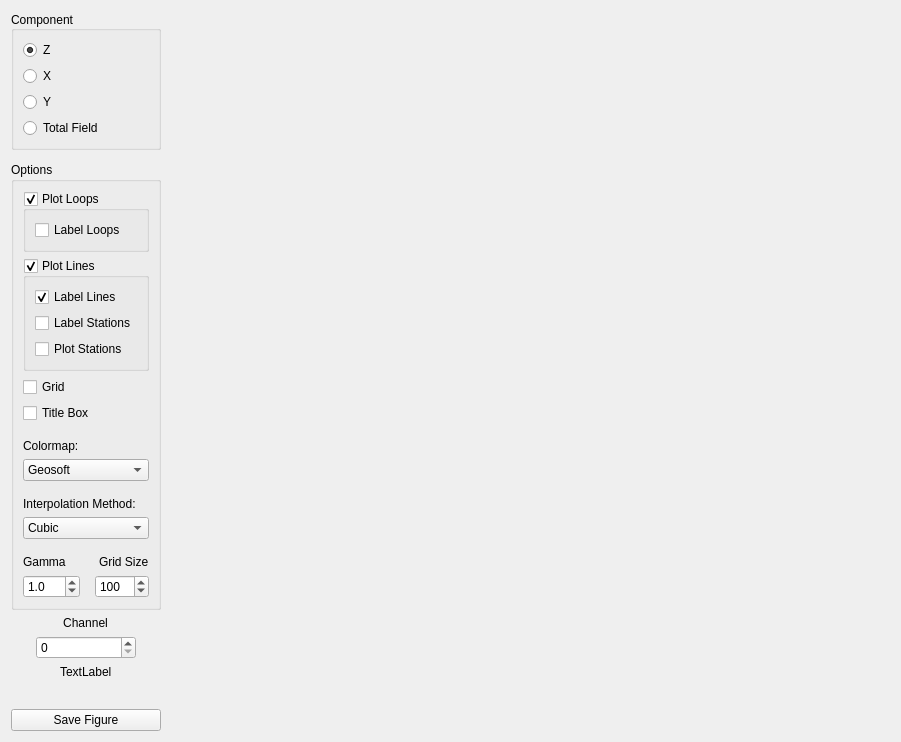
Above: src/qt_ui/contour_map.ui from Eric-Meunier/Processor-Suite before the change. Below: the same form after it.
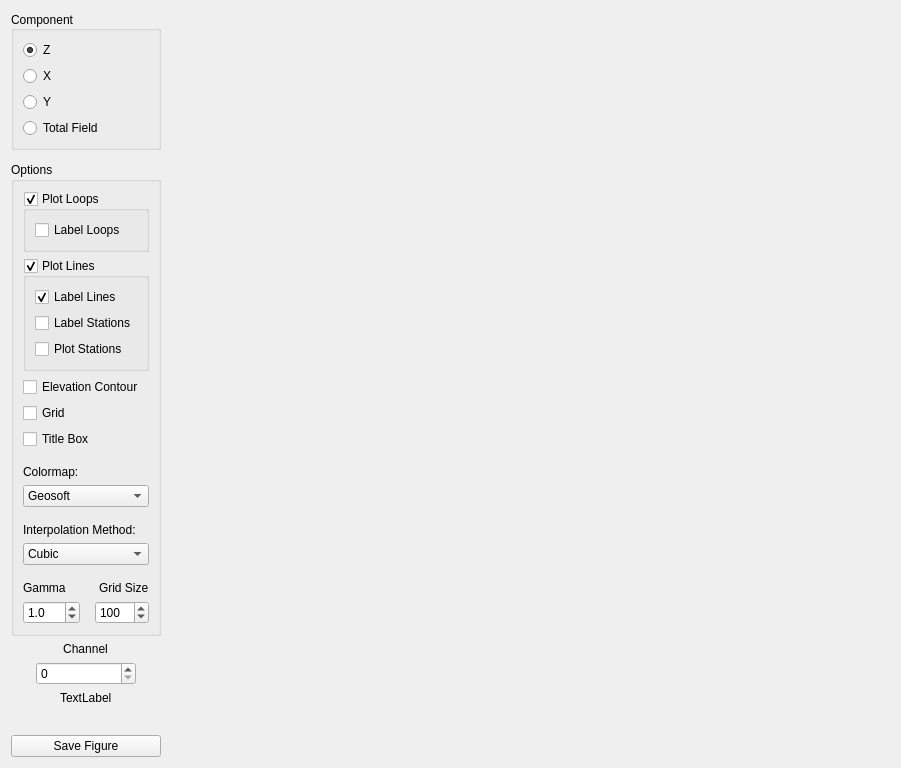
That is the form after the change.

Commit message: Cleaned up Contour Map code

The edit to the form file:
```diff
--- a/src/qt_ui/contour_map.ui
+++ b/src/qt_ui/contour_map.ui
@@ -190,7 +190,7 @@
       <string>Options</string>
      </property>
      <layout class="QGridLayout" name="gridLayout_2">
-      <item row="14" column="0">
+      <item row="15" column="0">
        <widget class="QDoubleSpinBox" name="gamma_spinbox">
         <property name="sizePolicy">
          <sizepolicy hsizetype="Maximum" vsizetype="Fixed">
@@ -209,7 +209,7 @@
         </property>
        </widget>
       </item>
-      <item row="9" column="0" colspan="2">
+      <item row="10" column="0" colspan="2">
        <spacer name="verticalSpacer_2">
         <property name="orientation">
          <enum>Qt::Vertical</enum>
@@ -225,7 +225,7 @@
         </property>
        </spacer>
       </item>
-      <item row="7" column="0" colspan="2">
+      <item row="8" column="0" colspan="2">
        <widget class="QLabel" name="label_2">
         <property name="text">
          <string>Colormap:</string>
@@ -274,7 +274,7 @@
         </layout>
        </widget>
       </item>
-      <item row="11" column="0" colspan="2">
+      <item row="12" column="0" colspan="2">
        <widget class="QComboBox" name="interp_cbox">
         <item>
          <property name="text">
@@ -293,7 +293,7 @@
         </item>
        </widget>
       </item>
-      <item row="14" column="1" alignment="Qt::AlignRight">
+      <item row="15" column="1" alignment="Qt::AlignRight">
        <widget class="QSpinBox" name="gridsize_spinbox">
         <property name="sizePolicy">
          <sizepolicy hsizetype="Maximum" vsizetype="Fixed">
@@ -337,14 +337,14 @@
         </layout>
        </widget>
       </item>
-      <item row="4" column="0" colspan="2">
+      <item row="5" column="0" colspan="2">
        <widget class="QCheckBox" name="grid_cbox">
         <property name="text">
          <string>Grid</string>
         </property>
        </widget>
       </item>
-      <item row="5" column="0" colspan="2">
+      <item row="6" column="0" colspan="2">
        <widget class="QCheckBox" name="title_box_cbox">
         <property name="text">
          <string>Title Box</string>
@@ -354,7 +354,7 @@
         </property>
        </widget>
       </item>
-      <item row="8" column="0" colspan="2">
+      <item row="9" column="0" colspan="2">
        <widget class="QComboBox" name="cmap_cbox">
         <property name="currentText">
          <string>Geosoft</string>
@@ -404,7 +404,7 @@
         </item>
        </widget>
       </item>
-      <item row="12" column="0" colspan="2">
+      <item row="13" column="0" colspan="2">
        <spacer name="verticalSpacer_4">
         <property name="orientation">
          <enum>Qt::Vertical</enum>
@@ -420,7 +420,7 @@
         </property>
        </spacer>
       </item>
-      <item row="6" column="0" colspan="2">
+      <item row="7" column="0" colspan="2">
        <spacer name="verticalSpacer_3">
         <property name="orientation">
          <enum>Qt::Vertical</enum>
@@ -436,7 +436,7 @@
         </property>
        </spacer>
       </item>
-      <item row="13" column="1" alignment="Qt::AlignRight">
+      <item row="14" column="1" alignment="Qt::AlignRight">
        <widget class="QLabel" name="label_5">
         <property name="sizePolicy">
          <sizepolicy hsizetype="Maximum" vsizetype="Preferred">
@@ -449,20 +449,27 @@
         </property>
        </widget>
       </item>
-      <item row="13" column="0">
+      <item row="14" column="0">
        <widget class="QLabel" name="label_4">
         <property name="text">
          <string>Gamma</string>
         </property>
        </widget>
       </item>
-      <item row="10" column="0" colspan="2">
+      <item row="11" column="0" colspan="2">
        <widget class="QLabel" name="label_3">
         <property name="text">
          <string>Interpolation Method:</string>
         </property>
        </widget>
       </item>
+      <item row="4" column="0" colspan="2">
+       <widget class="QCheckBox" name="plot_elevation_cbox">
+        <property name="text">
+         <string>Elevation Contour</string>
+        </property>
+       </widget>
+      </item>
      </layout>
     </widget>
    </item>
```
The commit also changes 2 other files.
